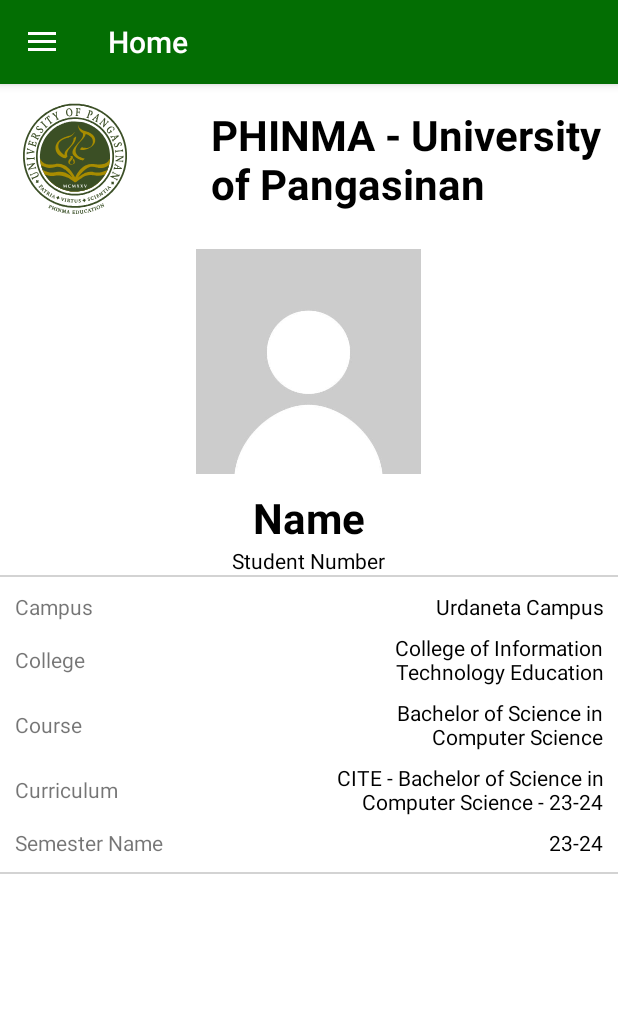
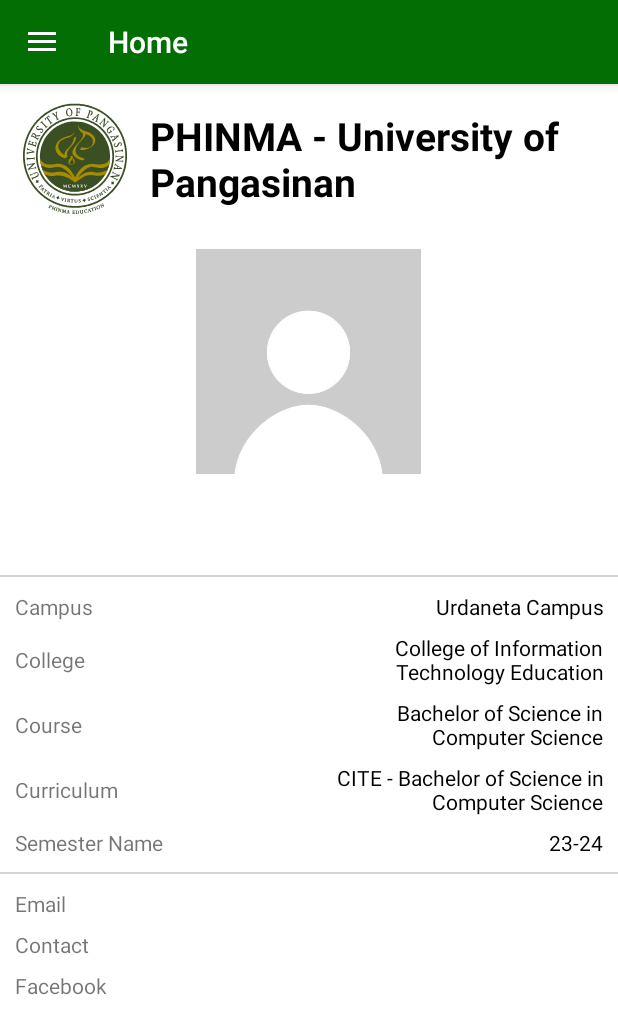
Before and after one commit to All-Seer/Micro-Customer-Relation-Management-App, an Android app: the UpangHomeFragment screen opened directly, with no data from a screen before it, on a phone screen of 412 x 824 dp. Shown: the top 1034 px of the screen. Run offline under Robolectric (Android 15) with nearby library versions, the light colour scheme and no system bars.

Commit message:
UPDATE UPANG HOME FRAGMENT

```diff
--- a/app/src/main/java/com/example/phinmaedapp/UpangPersonalDetailsFragment.kt
+++ b/app/src/main/java/com/example/phinmaedapp/UpangPersonalDetailsFragment.kt
@@ -29,6 +29,10 @@
                 putString("FIRSTNAME", binding.etFirstName.text.toString())
                 putString("MIDDLENAME", binding.etMiddleName.text.toString())
                 putString("EXTENSIONNAME", binding.etExtensionName.text.toString())
+                putString("STUDENTID", binding.etStudentID.text.toString())
+                putString("STUDENTEMAIL", binding.etEmail.text.toString())
+                putString("STUDENTCONTACT", binding.etContact.text.toString())
+                putString("FACEBOOKLINK", binding.etFBlink.text.toString())
             }
             passfragment.arguments = bundle
 
--- a/app/src/main/res/layout/fragment_upang_home.xml
+++ b/app/src/main/res/layout/fragment_upang_home.xml
@@ -30,7 +30,7 @@
                     android:layout_width="0dp"
                     android:layout_height="80dp"
                     android:layout_gravity="center"
-                    android:layout_weight="0.5"
+                    android:layout_weight="0.3"
                     android:scaleType="fitStart"
                     android:src="@drawable/phinmaupang" />
 
@@ -41,7 +41,7 @@
                     android:layout_weight="1"
                     android:text="PHINMA - University of Pangasinan"
                     android:textColor="@color/black"
-                    android:textSize="28sp"
+                    android:textSize="26sp"
                     android:textStyle="bold" />
             </LinearLayout>
 
@@ -58,16 +58,17 @@
                 android:layout_height="wrap_content"
                 android:layout_gravity="center"
                 android:layout_marginTop="10dp"
-                android:text="Name"
+                android:text=""
                 android:textColor="@color/black"
                 android:textSize="28sp"
                 android:textStyle="bold" />
 
             <TextView
+                android:id="@+id/tvstudNum"
                 android:layout_width="wrap_content"
                 android:layout_height="wrap_content"
                 android:layout_gravity="center"
-                android:text="Student Number"
+                android:text=""
                 android:textColor="@color/black"
                 android:textSize="14sp" />
         </LinearLayout>
@@ -171,7 +172,7 @@
                     android:layout_height="wrap_content"
                     android:layout_weight="1"
                     android:gravity="end"
-                    android:text="CITE - Bachelor of Science in Computer Science - 23-24"
+                    android:text="CITE - Bachelor of Science in Computer Science"
                     android:textColor="@color/black" />
             </LinearLayout>
 
@@ -202,5 +203,81 @@
             android:layout_width="match_parent"
             android:layout_height="1dp"
             android:background="#D3D3D3" />
+
+        <LinearLayout
+            android:layout_width="match_parent"
+            android:layout_height="wrap_content"
+            android:layout_margin="10dp"
+            android:orientation="vertical">
+
+            <LinearLayout
+                android:layout_width="match_parent"
+                android:layout_height="wrap_content"
+                android:layout_gravity="center"
+                android:layout_marginBottom="8dp"
+                android:orientation="horizontal">
+
+                <TextView
+                    android:layout_width="0dp"
+                    android:layout_height="wrap_content"
+                    android:layout_weight="1"
+                    android:text="Email"/>
+
+                <TextView
+                    android:id="@+id/tvStudEmail"
+                    android:layout_width="0dp"
+                    android:layout_height="wrap_content"
+                    android:layout_weight="1"
+                    android:gravity="end"
+                    android:text=""
+                    android:textColor="@color/black"/>
+            </LinearLayout>
+            <LinearLayout
+                android:layout_width="match_parent"
+                android:layout_height="wrap_content"
+                android:layout_gravity="center"
+                android:layout_marginBottom="8dp"
+                android:orientation="horizontal">
+
+                <TextView
+                    android:layout_width="0dp"
+                    android:layout_height="wrap_content"
+                    android:layout_weight="1"
+                    android:text="Contact"/>
+
+                <TextView
+                    android:id="@+id/tvStudContact"
+                    android:layout_width="0dp"
+                    android:layout_height="wrap_content"
+                    android:layout_weight="1"
+                    android:gravity="end"
+                    android:text=""
+                    android:textColor="@color/black"/>
+            </LinearLayout>
+            <LinearLayout
+                android:layout_width="match_parent"
+                android:layout_height="wrap_content"
+                android:layout_gravity="center"
+                android:orientation="horizontal">
+
+                <TextView
+                    android:layout_width="0dp"
+                    android:layout_height="wrap_content"
+                    android:layout_weight="1"
+                    android:text="Facebook"/>
+
+                <TextView
+                    android:id="@+id/tvStudFB"
+                    android:layout_width="0dp"
+                    android:layout_height="wrap_content"
+                    android:layout_weight="1"
+                    android:gravity="end"
+                    android:text=""
+                    android:textColor="@color/black"/>
+            </LinearLayout>
+
+
+
+        </LinearLayout>
     </LinearLayout>
 </ScrollView>
```
Also changed, not shown: app/src/main/java/com/example/phinmaedapp/UpangHomeFragment.kt (+9 -0 lines), app/src/main/res/layout/fragment_upang_personal_details.xml (+39 -3 lines).
